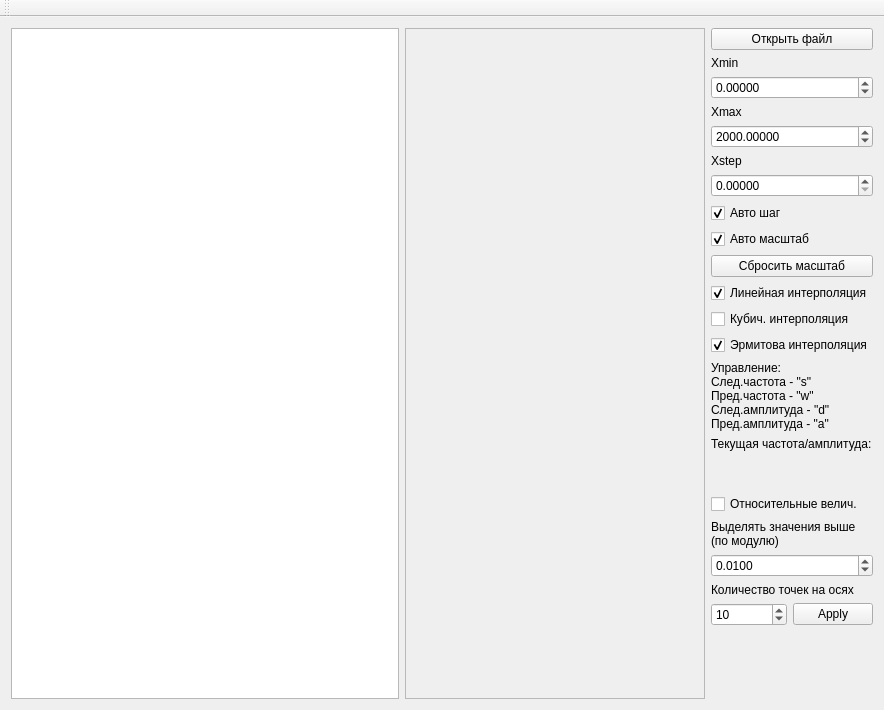
Qt form mainwindow.ui (irsural/splines) before a commit.
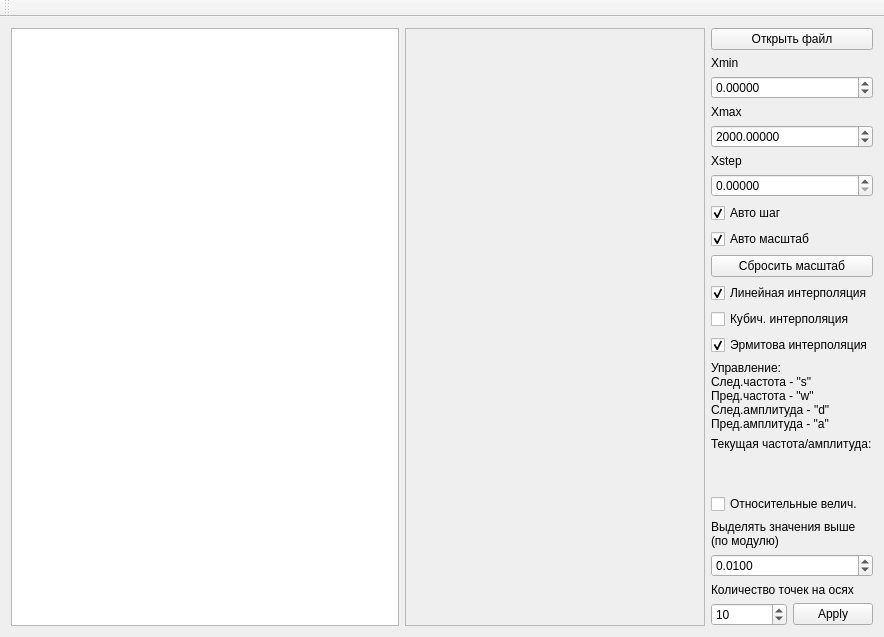
The same form after that commit. Custom widgets are drawn as their Qt base class.

Patch:
```diff
--- a/mainwindow.ui
+++ b/mainwindow.ui
@@ -7,7 +7,7 @@
     <x>0</x>
     <y>0</y>
     <width>884</width>
-    <height>710</height>
+    <height>623</height>
    </rect>
   </property>
   <property name="windowTitle">
@@ -63,7 +63,7 @@
            <x>0</x>
            <y>0</y>
            <width>298</width>
-           <height>655</height>
+           <height>568</height>
           </rect>
          </property>
          <property name="maximumSize">
```
